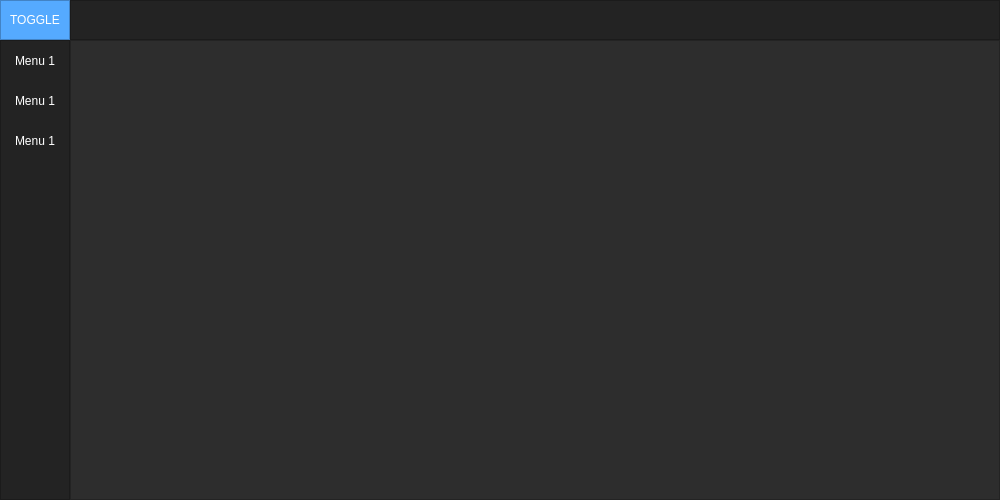
Old version of the form QT-Toogle Menu/ui_main.ui in the repository brian-emarquez/Python-Course.
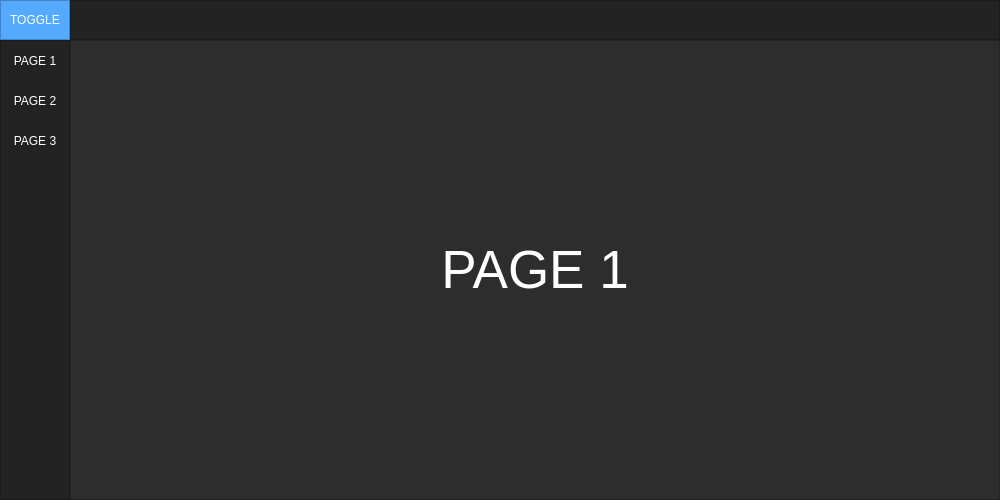
New version of the form.

Patch:
```diff
--- a/QT-Toogle Menu/ui_main.ui
+++ b/QT-Toogle Menu/ui_main.ui
@@ -231,30 +231,6 @@
              <property name="bottomMargin">
               <number>0</number>
              </property>
-             <item>
-              <widget class="QPushButton" name="btn_page_2">
-               <property name="minimumSize">
-                <size>
-                 <width>0</width>
-                 <height>40</height>
-                </size>
-               </property>
-               <property name="styleSheet">
-                <string notr="true">QPushButton {
-	color: rgb(255, 255, 255);
-	background-color: rgb(35, 35, 35);
-	border: 0px solid;
-}
-QPushButton:hover{
-	
-	background-color: rgb(85, 170, 255);
-}</string>
-               </property>
-               <property name="text">
-                <string>Menu 1</string>
-               </property>
-              </widget>
-             </item>
              <item>
               <widget class="QPushButton" name="btn_page_1">
                <property name="minimumSize">
@@ -275,7 +251,31 @@
 }</string>
                </property>
                <property name="text">
-                <string>Menu 1</string>
+                <string>PAGE 1</string>
+               </property>
+              </widget>
+             </item>
+             <item>
+              <widget class="QPushButton" name="btn_page_2">
+               <property name="minimumSize">
+                <size>
+                 <width>0</width>
+                 <height>40</height>
+                </size>
+               </property>
+               <property name="styleSheet">
+                <string notr="true">QPushButton {
+	color: rgb(255, 255, 255);
+	background-color: rgb(35, 35, 35);
+	border: 0px solid;
+}
+QPushButton:hover{
+	
+	background-color: rgb(85, 170, 255);
+}</string>
+               </property>
+               <property name="text">
+                <string>PAGE 2</string>
                </property>
               </widget>
              </item>
@@ -299,7 +299,7 @@
 }</string>
                </property>
                <property name="text">
-                <string>Menu 1</string>
+                <string>PAGE 3</string>
                </property>
               </widget>
              </item>
@@ -325,12 +325,51 @@
          </property>
          <layout class="QVBoxLayout" name="verticalLayout_5">
           <item>
-           <widget class="QStackedWidget" name="Pages_Widget">
-            <property name="currentIndex">
-             <number>0</number>
-            </property>
-            <widget class="QWidget" name="page"/>
-            <widget class="QWidget" name="page_2"/>
+           <widget class="QStackedWidget" name="stackedWidget">
+            <widget class="QWidget" name="page_1">
+             <layout class="QVBoxLayout" name="verticalLayout_6">
+              <item>
+               <widget class="QLabel" name="label">
+                <property name="font">
+                 <font>
+                  <pointsize>40</pointsize>
+                 </font>
+                </property>
+                <property name="styleSheet">
+                 <string notr="true">color: #fff</string>
+                </property>
+                <property name="text">
+                 <string>PAGE 1</string>
+                </property>
+                <property name="alignment">
+                 <set>Qt::AlignCenter</set>
+                </property>
+               </widget>
+              </item>
+             </layout>
+            </widget>
+            <widget class="QWidget" name="page_2">
+             <layout class="QVBoxLayout" name="verticalLayout_7">
+              <item>
+               <widget class="QLabel" name="label_2">
+                <property name="font">
+                 <font>
+                  <pointsize>40</pointsize>
+                 </font>
+                </property>
+                <property name="styleSheet">
+                 <string notr="true">color: #fff</string>
+                </property>
+                <property name="text">
+                 <string>PAGE 2</string>
+                </property>
+                <property name="alignment">
+                 <set>Qt::AlignCenter</set>
+                </property>
+               </widget>
+              </item>
+             </layout>
+            </widget>
            </widget>
           </item>
          </layout>
```
